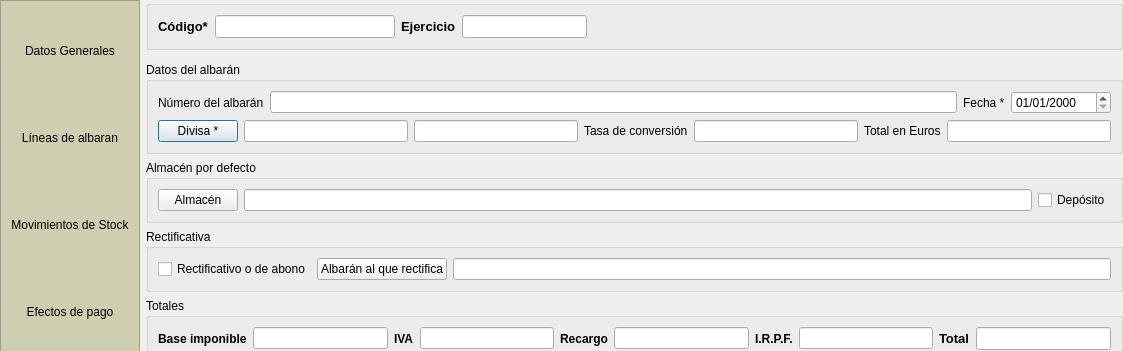
This is es.alephsistemas.gestion.common/albaranesprov.dbrecord.ui in dpinelo/AlephERP-MainModules as Qt 5 draws it before an edit; both pictures show x 0 to 1123 and y 0 to 351 of the 1123 by 602 pixel window. The edited form follows.
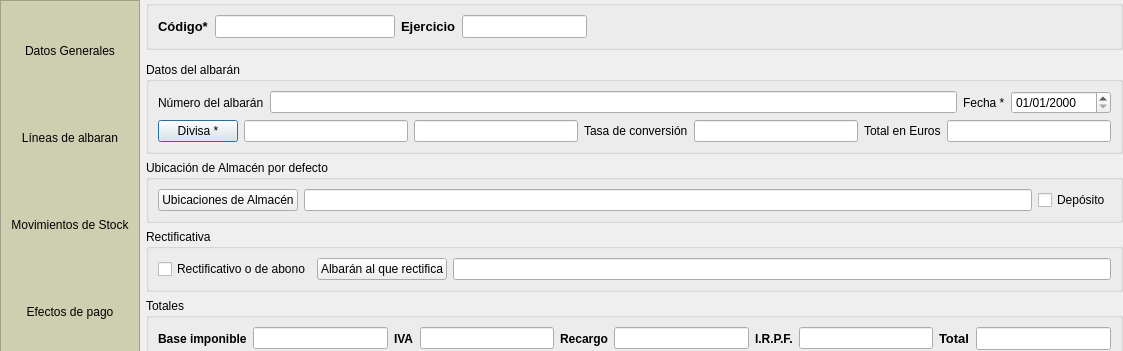
This is the edited form. Icons and pictures are not drawn. Custom widgets are drawn as their Qt base class.

Patch:
```diff
--- a/es.alephsistemas.gestion.common/albaranesprov.dbrecord.ui
+++ b/es.alephsistemas.gestion.common/albaranesprov.dbrecord.ui
@@ -672,13 +672,13 @@
        <item>
         <widget class="QGroupBox" name="groupBox">
          <property name="title">
-          <string>Almacén por defecto</string>
+          <string>Ubicación de Almacén por defecto</string>
          </property>
          <layout class="QHBoxLayout" name="horizontalLayout_3">
           <item>
            <widget class="DBChooseRecordButton" name="db_idalmacen">
             <property name="text">
-             <string>Almacén</string>
+             <string>Ubicaciones de Almacén</string>
             </property>
             <property name="fieldName">
              <string>idalmacen</string>
```
Left out of the diff: 8 changed lines with no effect on the pictures.
